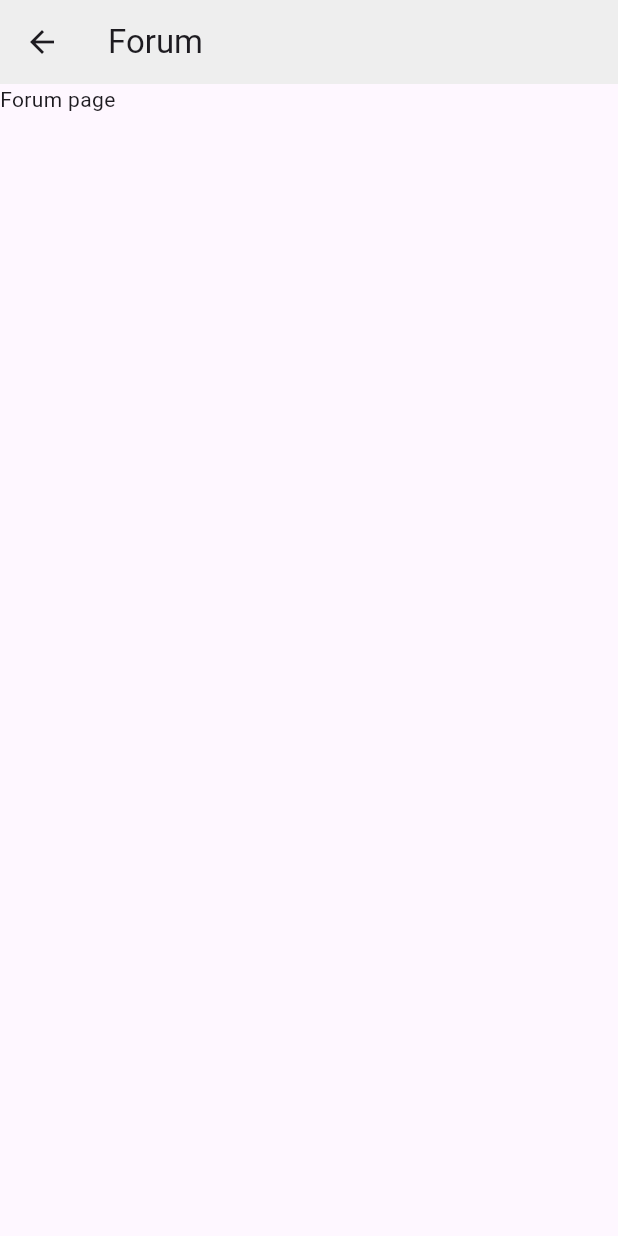
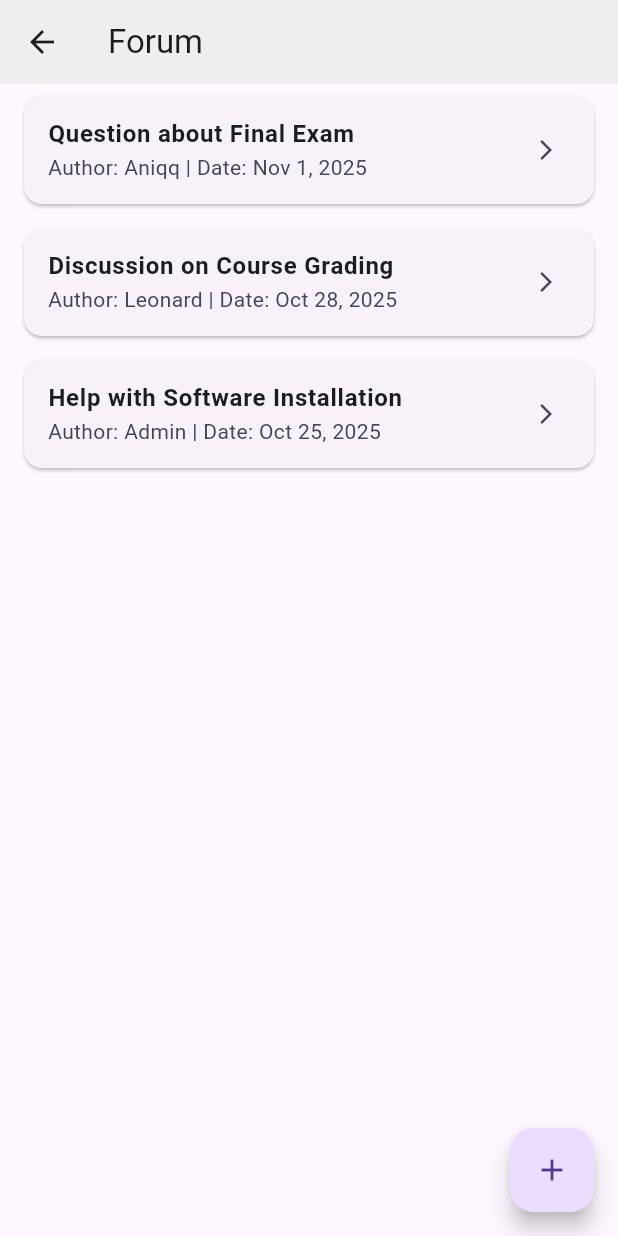
Before and after one commit to AzfarSharifuddin/CScore, a Flutter app: the Forum screen opened by its route, on a phone screen of 412 x 824 dp. Run offline on Flutter 3.47's test engine with Material 3 defaults, Android fonts, the light colour scheme and no system bars; our stand-ins replace chewie, cloud_firestore, dio, firebase_auth, firebase_core, open_filex and 1 more; missing offline and left inert: pdfx; accounts and stored records are empty; network calls fail; statements that could not run were skipped.

Commit message:
feat: Finalize Forum UI linking and update Flutter dependencies

```diff
--- a/cscore/lib/DashboardModule/Screens/admin_dashboard.dart
+++ b/cscore/lib/DashboardModule/Screens/admin_dashboard.dart
@@ -6,6 +6,7 @@
 
 import 'package:flutter/material.dart';
 import 'package:cloud_firestore/cloud_firestore.dart';
+import 'package:cscore/ForumModule/forum.dart';
 
 class AdminDashboard extends StatefulWidget {
   const AdminDashboard({super.key});
@@ -365,9 +366,7 @@ class _AdminDashboardState extends State<AdminDashboard> {
   }
 
   Widget _buildForumManager() {
-    return const Center(
-      child: Text("Forum Management Coming Soon..."),
-    );
+    return const Forum();
   }
 
   @override
--- a/cscore/lib/ForumModule/forum.dart
+++ b/cscore/lib/ForumModule/forum.dart
@@ -1,5 +1,11 @@
+import 'package:flutter/material.dart';
+import 'create_post_screen.dart';
 
-import 'package:flutter/material.dart';
+final List<Map<String, String>> mockForums = [
+  {'title': 'Question about Final Exam', 'author': 'Aniqq', 'date': 'Nov 1, 2025'},
+  {'title': 'Discussion on Course Grading', 'author': 'Leonard', 'date': 'Oct 28, 2025'},
+  {'title': 'Help with Software Installation', 'author': 'Admin', 'date': 'Oct 25, 2025'},
+];
 
 class Forum extends StatefulWidget {
   const Forum({super.key});
@@ -13,11 +19,38 @@ class _ForumState extends State<Forum> {
   Widget build(BuildContext context) {
     return Scaffold(
       appBar: AppBar(
-        title: Text('Forum'),
+        title: const Text('Forum'),
         backgroundColor: Colors.grey[200],
       ),
-      body: Text('Forum page'),
-
+      body: ListView.builder(
+        itemCount: mockForums.length,
+        itemBuilder: (context, index) {
+          final forum = mockForums[index];
+          return Card(
+            margin: const EdgeInsets.symmetric(horizontal: 16, vertical: 8),
+            child: ListTile(
+              title: Text(
+                forum['title']!,
+                style: const TextStyle(fontWeight: FontWeight.bold),
+              ),
+              subtitle: Text('Author: ${forum['author']} | Date: ${forum['date']}'),
+              trailing: const Icon(Icons.arrow_forward_ios, size: 16),
+              onTap: () {
+                print('Opening Post: ${forum['title']}');
+              },
+            ),
+          );
+        },
+      ),
+      floatingActionButton: FloatingActionButton(
+        onPressed: () {
+          Navigator.push(
+            context,
+            MaterialPageRoute(builder: (context) => const CreatePostScreen()),
+          );
+        },
+        child: const Icon(Icons.add),
+      ),
     );
   }
 }
--- a/cscore/pubspec.yaml
+++ b/cscore/pubspec.yaml
@@ -60,7 +60,7 @@ dev_dependencies:
   # activated in the `analysis_options.yaml` file located at the root of your
   # package. See that file for information about deactivating specific lint
   # rules and activating additional ones.
-  flutter_lints: ^5.0.0
+  flutter_lints: ^6.0.0
 
 # For information on the generic Dart part of this file, see the
 # following page: https://dart.dev/tools/pub/pubspec
```
Also changed, not shown: cscore/lib/ForumModule/create_post_screen.dart (+74 -0 lines), cscore/pubspec.lock, 1 other file.
